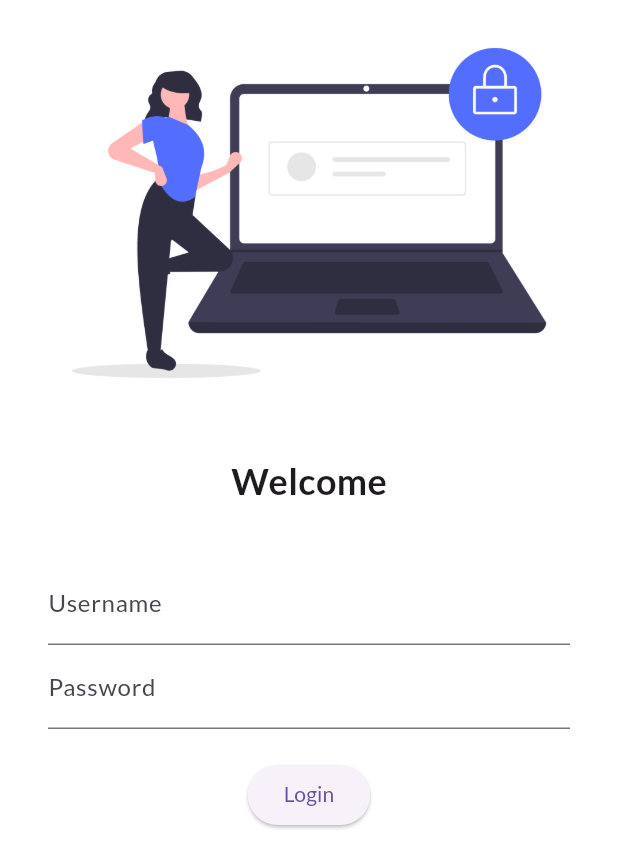
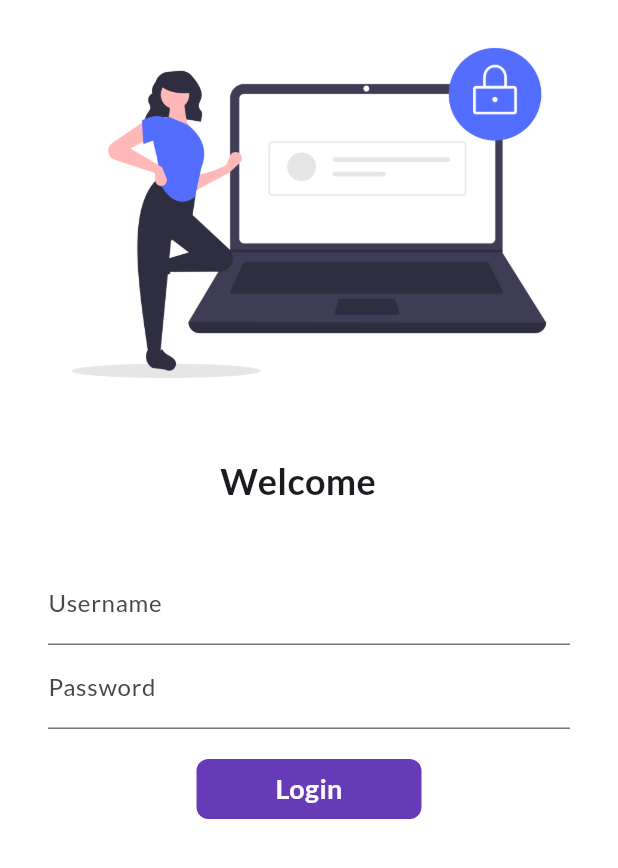
Before and after one commit to musaddiq-rafi/CatalogApp, a Flutter app: the screen it shows after launch, on a phone screen of 412 x 824 dp. Shown: the top 868 px of the screen. Run offline on Flutter 3.47's test engine with Material 3 defaults, Android fonts, the phone set to English and light mode, and no system bars; our stand-ins replace google_fonts.

Commit message:
day 6 done

```diff
--- a/lib/pages/login_page.dart
+++ b/lib/pages/login_page.dart
@@ -1,7 +1,15 @@
 import 'package:flutter/material.dart';
 import 'package:flutter_catalog/utils/routes.dart';
 
-class LoginPage extends StatelessWidget {
+class LoginPage extends StatefulWidget {
+  @override
+  State<LoginPage> createState() => _LoginPageState();
+}
+
+class _LoginPageState extends State<LoginPage> {
+  String name = " ";
+  bool changedButton= false;
+
   @override
   Widget build(BuildContext context) {
     return Material(
@@ -16,9 +24,9 @@ class LoginPage extends StatelessWidget {
             const SizedBox(
               height: 20.0,
             ),
-            const Text(
-              "Welcome",
-              style: TextStyle(
+            Text(
+              "Welcome $name ",
+              style: const TextStyle(
                 fontSize: 24,
                 fontWeight: FontWeight.bold,
               ),
@@ -32,10 +40,14 @@ class LoginPage extends StatelessWidget {
               child: Column(
                 children: [
                   TextFormField(
-                    decoration: const InputDecoration(
+                    decoration: InputDecoration(
                       hintText: "Enter Username",
                       labelText: "Username",
                     ),
+                    onChanged: (value) {
+                      name = value;
+                      setState(() {});
+                    },
                   ),
                   TextFormField(
                     obscureText: true,
@@ -47,13 +59,44 @@ class LoginPage extends StatelessWidget {
                   const SizedBox(
                     height: 20.0,
                   ),
-                  ElevatedButton(
-                    child: Text("Login"),
-                    style: TextButton.styleFrom(),
-                    onPressed: () {
+                  InkWell (
+                    onTap: () async{
+                      setState(() {
+                        changedButton=true;
+                      });
+                      await Future.delayed(Duration(seconds: 1));
                       Navigator.pushNamed(context, MyRoutes.homeRoute);
                     },
+                    child: AnimatedContainer(
+                      duration: Duration(seconds: 1),
+                      width: changedButton? 50 : 150,
+                      height: 40,
+
+                      alignment: Alignment.center,
+                      child: changedButton?Icon(Icons.done, color: Colors.white) : Text(
+                        "Login",
+                        style: TextStyle(
+                          color: Colors.white,
+                          fontWeight: FontWeight.bold,
+                          fontSize: 18,
+                        ),
+                      ),
+                      decoration: BoxDecoration(
+                        color: Colors.deepPurple,
+                        // shape: changedButton
+                        // ?BoxShape.circle
+                        // :BoxShape.rectangle,
+                        borderRadius: BorderRadius.circular(changedButton?50:8),
+                      ),
+                    ),
                   )
+                  // ElevatedButton(
+                  //   child: Text("Login"),
+                  //   style: TextButton.styleFrom(),
+                  //   onPressed: () {
+                  //     Navigator.pushNamed(context, MyRoutes.homeRoute);
+                  //   },
+                  // )
                 ],
               ),
             )
```
